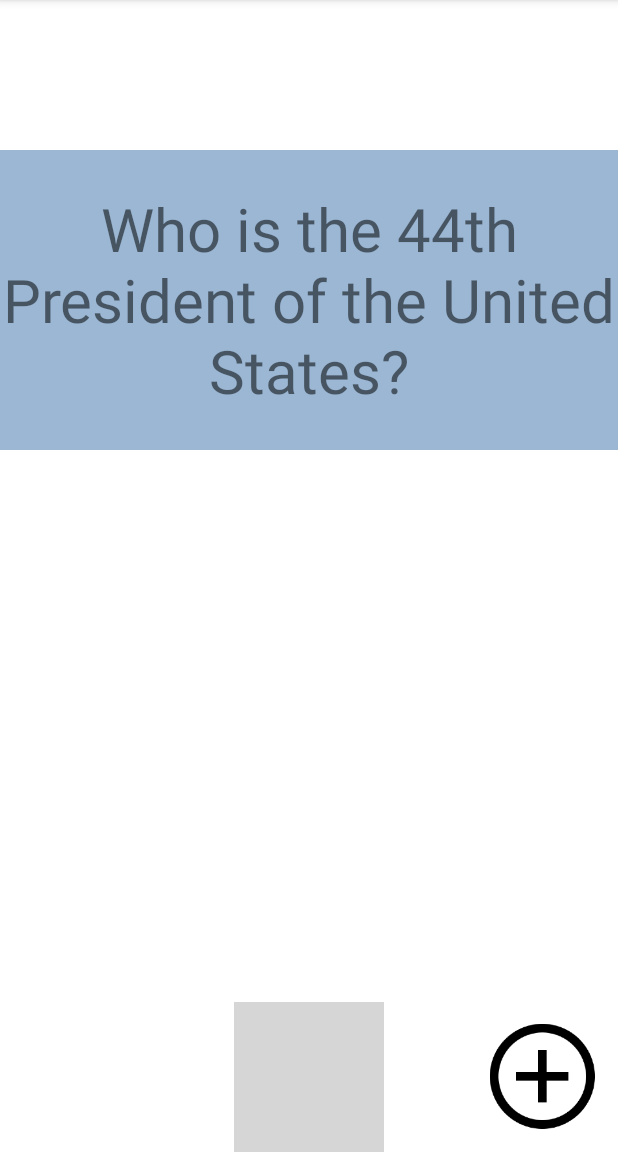
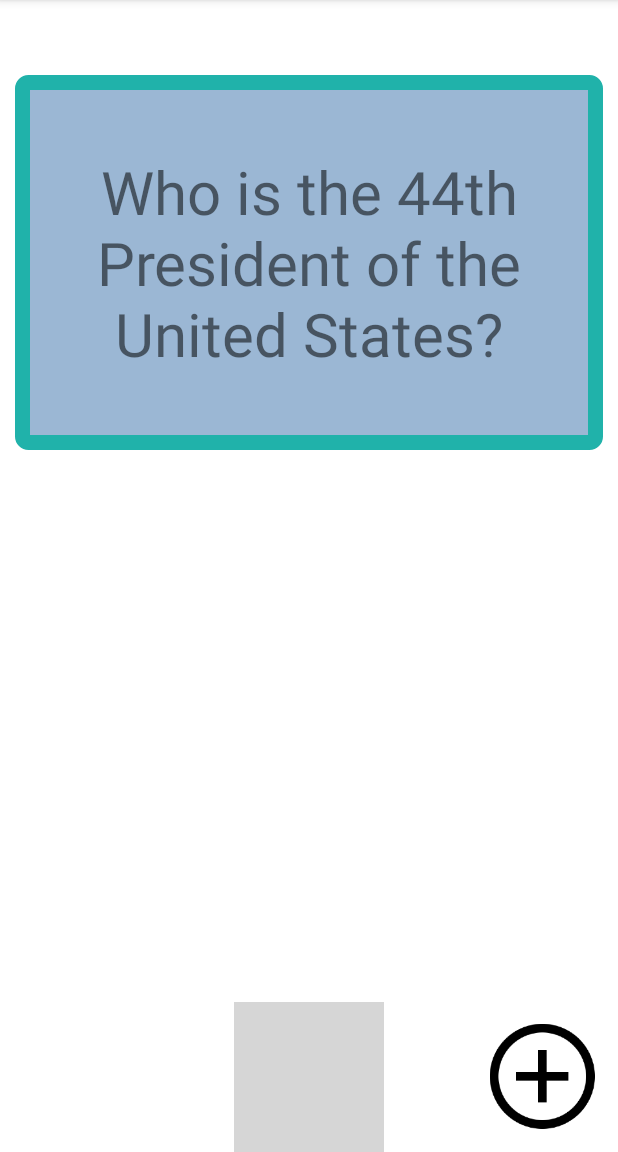
Before and after one commit to hlkwok/FlashcardApp, an Android app: the screen it shows after launch (MainActivity), on a phone screen of 412 x 824 dp, the part 84-1236 px from its top. Run offline under Robolectric (Android 15) with nearby library versions, the phone set to English and light mode, and no system bars; grey boxes are pictures that could not be loaded.

Commit message:
Changed the look of the flashcards

```diff
--- /dev/null
+++ b/app/src/main/res/drawable/answer_shape.xml
@@ -0,0 +1,9 @@
+<?xml version="1.0" encoding="utf-8"?>
+<shape xmlns:android="http://schemas.android.com/apk/res/android"
+    android:shape="rectangle" >
+    <corners android:radius="4dp" />
+    <stroke android:width="10dp" android:color="#20b2aa" />
+    <solid android:color="#e3b72d"/>
+    <padding android:left="40dp" android:top="40dp"
+        android:right="40dp" android:bottom="40dp" />
+</shape>
--- /dev/null
+++ b/app/src/main/res/drawable/question_shape.xml
@@ -0,0 +1,9 @@
+<?xml version="1.0" encoding="utf-8"?>
+<shape xmlns:android="http://schemas.android.com/apk/res/android"
+    android:shape="rectangle" >
+    <corners android:radius="4dp" />
+    <stroke android:width="10dp" android:color="#20b2aa" />
+    <solid android:color="#9bb7d4"/>
+    <padding android:left="40dp" android:top="40dp"
+        android:right="40dp" android:bottom="40dp" />
+</shape>
--- a/app/src/main/res/layout/activity_main.xml
+++ b/app/src/main/res/layout/activity_main.xml
@@ -9,26 +9,28 @@
     <TextView
         android:id="@+id/flashcard_question"
         android:layout_width="match_parent"
-        android:layout_height="200dp"
+        android:layout_height="250dp"
         android:text="Who is the 44th President of the United States?"
         android:layout_centerHorizontal="true"
-        android:layout_marginTop="100dp"
+        android:layout_marginTop="50dp"
+        android:layout_marginHorizontal="10dp"
         android:textSize="40sp"
         android:gravity="center"
-        android:background="#9bb7d4"
+        android:background="@drawable/question_shape"
         />
 
     <TextView
         android:id="@+id/flashcard_answer"
         android:layout_width="match_parent"
-        android:layout_height="200dp"
+        android:layout_height="250dp"
         android:text="Barack Obama"
         android:layout_centerHorizontal="true"
-        android:layout_marginTop="100dp"
+        android:layout_marginTop="50dp"
+        android:layout_marginHorizontal="10dp"
         android:textSize="40sp"
         android:gravity="center"
         android:visibility="invisible"
-        android:background="#e3b72d"
+        android:background="@drawable/answer_shape"
         />
 
     <TextView
```
